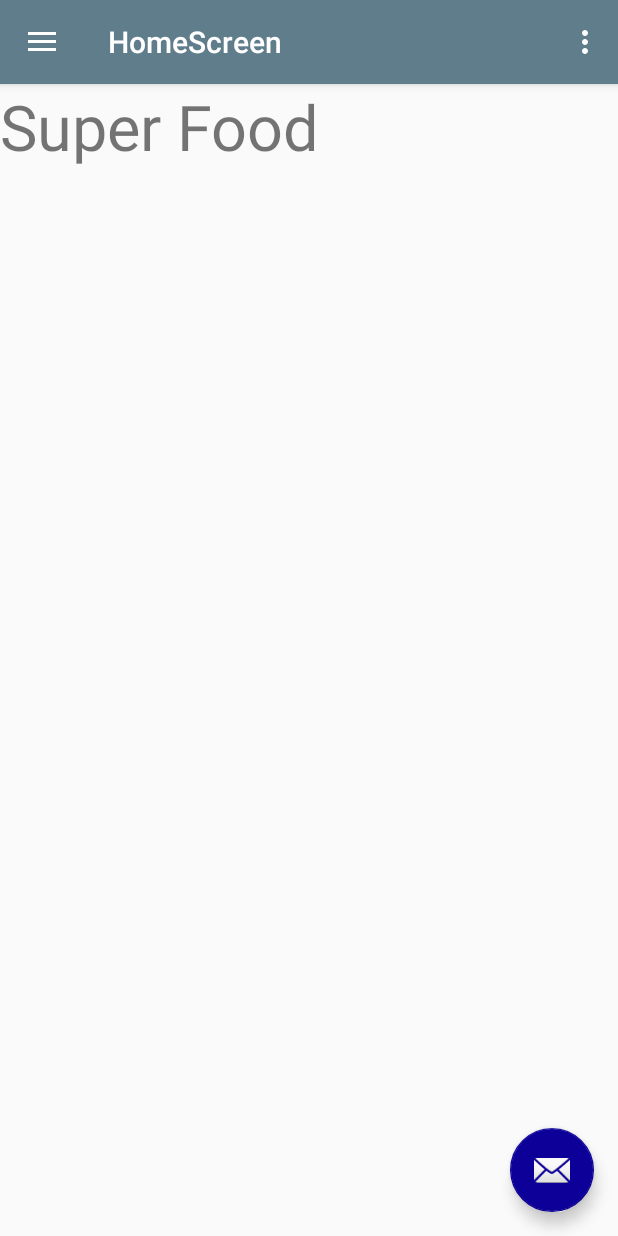
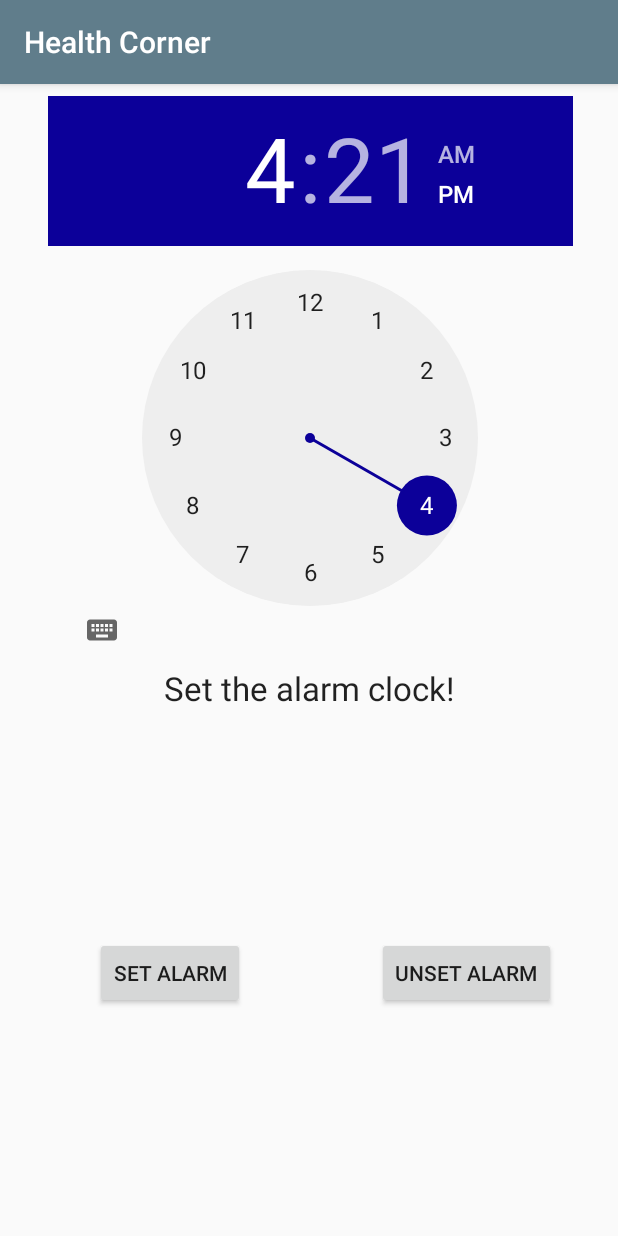
Before and after one commit to felixchanhk/HealthCorner, an Android app: the HomeScreen screen opened directly, with no data from a screen before it, in the options menu, after a tap on "Settings7", on a phone screen of 412 x 824 dp. Run offline under Robolectric (Android 15) with nearby library versions, the light colour scheme and no system bars; 2 statements that could not run were skipped.

Commit message:
add alarm function

```diff
--- a/app/src/main/java/com/example/healthcorner/HomeScreen.java
+++ b/app/src/main/java/com/example/healthcorner/HomeScreen.java
@@ -19,6 +19,7 @@ import android.support.v7.widget.Toolbar;
 import android.view.Menu;
 import android.widget.TextView;
 
+import com.example.healthcorner.view.AlarmActivity;
 import com.example.healthcorner.view.BmiActivity;
 import com.example.healthcorner.view.Dashboard_Fragment;
 import com.example.healthcorner.view.DrinkWater_Fragment;
@@ -26,6 +27,7 @@ import com.example.healthcorner.view.Profile_Fragment;
 import com.example.healthcorner.view.RestaurantActivity;
 import com.example.healthcorner.view.SportActivity;
 import com.example.healthcorner.view.Superfood_Fragment;
+import com.example.healthcorner.view.WaterActivity;
 
 
 public class HomeScreen extends AppCompatActivity
@@ -106,7 +108,8 @@ public class HomeScreen extends AppCompatActivity
 
         //noinspection SimplifiableIfStatement
         if (id == R.id.action_settings) {
-            return true;
+            intent = new Intent(this, AlarmActivity.class);
+            startActivity(intent);
         }
 
         Log.e("action","a4");
@@ -139,8 +142,8 @@ public class HomeScreen extends AppCompatActivity
             //getSupportFragmentManager().beginTransaction().replace(R.id.fragment_container,
             //        new Bmi_Fragment()).commit();
         } else if (id == R.id.nav_water_counter) {
-            getSupportFragmentManager().beginTransaction().replace(R.id.fragment_container,
-                    new DrinkWater_Fragment()).commit();
+            intent = new Intent(this, WaterActivity.class);
+            startActivity(intent);
         } else if (id == R.id.nav_profile) {
             getSupportFragmentManager().beginTransaction().replace(R.id.fragment_container,
                     new Profile_Fragment()).commit();
--- /dev/null
+++ b/app/src/main/java/com/example/healthcorner/view/AlarmActivity.java
@@ -0,0 +1,134 @@
+package com.example.healthcorner.view;
+
+import android.annotation.TargetApi;
+import android.app.AlarmManager;
+import android.app.PendingIntent;
+import android.content.Context;
+import android.content.Intent;
+import android.os.Build;
+import android.support.v7.app.AppCompatActivity;
+import android.os.Bundle;
+import android.util.Log;
+import android.view.View;
+import android.widget.Button;
+import android.widget.TextView;
+import android.widget.TimePicker;
+
+import com.example.healthcorner.R;
+import com.example.healthcorner.utility.AlarmReceiver;
+
+import java.util.Calendar;
+import java.util.Random;
+
+public class AlarmActivity extends AppCompatActivity {
+
+    AlarmManager alarmManager;
+    private PendingIntent pending_intent;
+
+    private TimePicker alarmTimePicker;
+    private TextView alarmTextView;
+
+    private AlarmReceiver alarm;
+
+
+    AlarmActivity inst;
+    Context context;
+
+    @Override
+    protected void onCreate(Bundle savedInstanceState) {
+        super.onCreate(savedInstanceState);
+        setContentView(R.layout.activity_alarm);
+
+        this.context = this;
+
+        //alarm = new AlarmReceiver();
+        alarmTextView = (TextView) findViewById(R.id.alarmText);
+
+        final Intent myIntent = new Intent(this.context, AlarmReceiver.class);
+
+        // Get the alarm manager service
+        alarmManager = (AlarmManager) getSystemService(ALARM_SERVICE);
+
+        // set the alarm to the time that you picked
+        final Calendar calendar = Calendar.getInstance();
+
+        alarmTimePicker = (TimePicker) findViewById(R.id.alarmTimePicker);
+
+        Button start_alarm= (Button) findViewById(R.id.start_alarm);
+        start_alarm.setOnClickListener(new View.OnClickListener() {
+            @TargetApi(Build.VERSION_CODES.M)
+
+            @Override
+            public void onClick(View v) {
+
+                calendar.add(Calendar.SECOND, 3);
+                //setAlarmText("You clicked a button");
+
+                final int hour = alarmTimePicker.getCurrentHour();
+                final int minute = alarmTimePicker.getCurrentMinute();;
+
+                Log.e("MyActivity", "In the receiver with " + hour + " and " + minute);
+                setAlarmText("You clicked a " + hour + " and " + minute);
+
+
+                calendar.set(Calendar.HOUR_OF_DAY, alarmTimePicker.getCurrentHour());
+                calendar.set(Calendar.MINUTE, alarmTimePicker.getCurrentMinute());
+
+                myIntent.putExtra("extra", "yes");
+                pending_intent = PendingIntent.getBroadcast(AlarmActivity.this, 0, myIntent, PendingIntent.FLAG_UPDATE_CURRENT);
+
+                alarmManager.set(AlarmManager.RTC_WAKEUP, calendar.getTimeInMillis(), pending_intent);
+
+
+                // now you should change the set Alarm text so it says something nice
+
+
+                setAlarmText("Alarm set to " + hour + ":" + minute);
+                //Toast.makeText(getApplicationContext(), "You set the alarm", Toast.LENGTH_SHORT).show();
+            }
+
+        });
+
+        Button stop_alarm= (Button) findViewById(R.id.stop_alarm);
+        stop_alarm.setOnClickListener(new View.OnClickListener() {
+            @Override
+            public void onClick(View v) {
+                int min = 1;
+                int max = 3;
+
+                Random r = new Random();
+                int random_number = r.nextInt(max - min + 1) + min;
+                Log.e("random number is ", String.valueOf(random_number));
+
+                myIntent.putExtra("extra", "no");
+                sendBroadcast(myIntent);
+
+                alarmManager.cancel(pending_intent);
+                setAlarmText("Alarm canceled");
+                //setAlarmText("You clicked a " + " canceled");
+            }
+        });
+
+    }
+
+    public void setAlarmText(String alarmText) {
+        alarmTextView.setText(alarmText);
+    }
+
+
+
+    @Override
+    public void onStart() {
+        super.onStart();
+        inst = this;
+    }
+
+    @Override
+    public void onDestroy() {
+        super.onDestroy();
+
+        Log.e("MyActivity", "on Destroy");
+    }
+
+
+}
--- /dev/null
+++ b/app/src/main/res/layout/activity_alarm.xml
@@ -0,0 +1,73 @@
+<?xml version="1.0" encoding="utf-8"?>
+<android.support.constraint.ConstraintLayout xmlns:android="http://schemas.android.com/apk/res/android"
+    xmlns:app="http://schemas.android.com/apk/res-auto"
+    xmlns:tools="http://schemas.android.com/tools"
+    android:layout_width="match_parent"
+    android:layout_height="match_parent"
+    tools:context=".view.AlarmActivity"
+    tools:layout_editor_absoluteY="81dp"
+    tools:layout_editor_absoluteX="0dp">
+
+    <TimePicker
+        android:id="@+id/alarmTimePicker"
+        android:layout_width="350dp"
+        android:layout_height="372dp"
+        app:layout_constraintTop_toTopOf="parent"
+        android:layout_marginTop="8dp"
+        android:layout_marginLeft="8dp"
+        app:layout_constraintLeft_toLeftOf="parent"
+        android:layout_marginRight="8dp"
+        app:layout_constraintRight_toRightOf="parent"
+        app:layout_constraintHorizontal_bias="0.518" />
+
+
+    <Button
+        android:layout_width="wrap_content"
+        android:layout_height="wrap_content"
+        android:text="Set alarm"
+        android:id="@+id/start_alarm"
+        android:layout_alignParentLeft="true"
+        android:layout_alignParentStart="true"
+        android:layout_marginTop="8dp"
+        app:layout_constraintTop_toBottomOf="@+id/alarmText"
+        android:layout_marginLeft="63dp"
+        app:layout_constraintLeft_toLeftOf="parent"
+        app:layout_constraintBottom_toBottomOf="parent"
+        android:layout_marginBottom="8dp" />
+
+    <Button
+        android:layout_width="wrap_content"
+        android:layout_height="wrap_content"
+        android:text="Unset alarm"
+        android:id="@+id/stop_alarm"
+
+        android:layout_alignParentRight="true"
+        android:layout_alignParentEnd="true"
+        android:layout_marginTop="8dp"
+        app:layout_constraintTop_toBottomOf="@+id/alarmText"
+        android:layout_marginRight="8dp"
+        app:layout_constraintRight_toRightOf="parent"
+        app:layout_constraintLeft_toRightOf="@+id/start_alarm"
+        android:layout_marginLeft="8dp"
+        app:layout_constraintHorizontal_bias="0.705"
+        app:layout_constraintBottom_toBottomOf="parent"
+        android:layout_marginBottom="8dp" />
+
+    <TextView
+        android:layout_width="wrap_content"
+        android:layout_height="wrap_content"
+        android:textAppearance="?android:attr/textAppearanceLarge"
+        android:text="Set the alarm clock!"
+        android:id="@+id/alarmText"
+        android:layout_alignParentBottom="true"
+        android:layout_centerHorizontal="true"
+        android:layout_below="@+id/start_alarm"
+        android:layout_marginTop="8dp"
+        app:layout_constraintTop_toBottomOf="@+id/alarmTimePicker"
+        android:layout_marginRight="8dp"
+        app:layout_constraintRight_toRightOf="parent"
+        android:layout_marginLeft="8dp"
+        app:layout_constraintLeft_toLeftOf="parent" />
+
+
+</android.support.constraint.ConstraintLayout>
--- a/app/src/main/res/layout/activity_restaurant_hk.xml
+++ b/app/src/main/res/layout/activity_restaurant_hk.xml
@@ -36,7 +36,7 @@
                     <LinearLayout
                         android:layout_width="match_parent"
                         android:layout_height="match_parent"
-                        android:background="@drawable/intense_workout_pro"
+                        android:background="@drawable/cedele01"
                         android:gravity="center"
                         android:orientation="vertical">
 
@@ -90,7 +90,7 @@
                     <LinearLayout
                         android:layout_width="match_parent"
                         android:layout_height="match_parent"
-                        android:background="@drawable/flat_belly_pro"
+                        android:background="@drawable/sevva01"
                         android:gravity="center"
                         android:orientation="vertical">
 
@@ -124,7 +124,7 @@
                     <LinearLayout
                         android:layout_width="match_parent"
                         android:layout_height="match_parent"
-                        android:background="@drawable/leg_pro"
+                        android:background="@drawable/mana01"
                         android:gravity="center"
                         android:orientation="vertical">
 
--- a/app/src/main/res/layout/activity_restaurant_macau.xml
+++ b/app/src/main/res/layout/activity_restaurant_macau.xml
@@ -36,7 +36,7 @@
                     <LinearLayout
                         android:layout_width="match_parent"
                         android:layout_height="match_parent"
-                        android:background="@drawable/intense_workout_pro"
+                        android:background="@drawable/hideout01"
                         android:gravity="center"
                         android:orientation="vertical">
 
@@ -76,7 +76,7 @@
                     <LinearLayout
                         android:layout_width="match_parent"
                         android:layout_height="match_parent"
-                        android:background="@drawable/flat_belly_pro"
+                        android:background="@drawable/m2_kitchen01"
                         android:gravity="center"
                         android:orientation="vertical">
 
@@ -110,7 +110,7 @@
                     <LinearLayout
                         android:layout_width="match_parent"
                         android:layout_height="match_parent"
-                        android:background="@drawable/leg_pro"
+                        android:background="@drawable/cat_cave_01"
                         android:gravity="center"
                         android:orientation="vertical">
 
```
Also changed, not shown: app/src/main/AndroidManifest.xml (+18 -8 lines), app/src/main/java/com/example/healthcorner/database/SqliteHelper.java (+13 -10 lines), app/src/main/java/com/example/healthcorner/database/model/Water.java (added, +50 -0 lines), app/src/main/java/com/example/healthcorner/utility/AlarmReceiver.java (added, +21 -0 lines), app/src/main/java/com/example/healthcorner/utility/RingtonePlayingService.java (added, +139 -0 lines), app/src/main/java/com/example/healthcorner/view/WaterActivity.java (added, +15 -0 lines), app/src/main/res/layout/activity_water.xml (added, +29 -0 lines), app/src/main/res/layout/fragment_dashboard.xml (+105 -67 lines).
